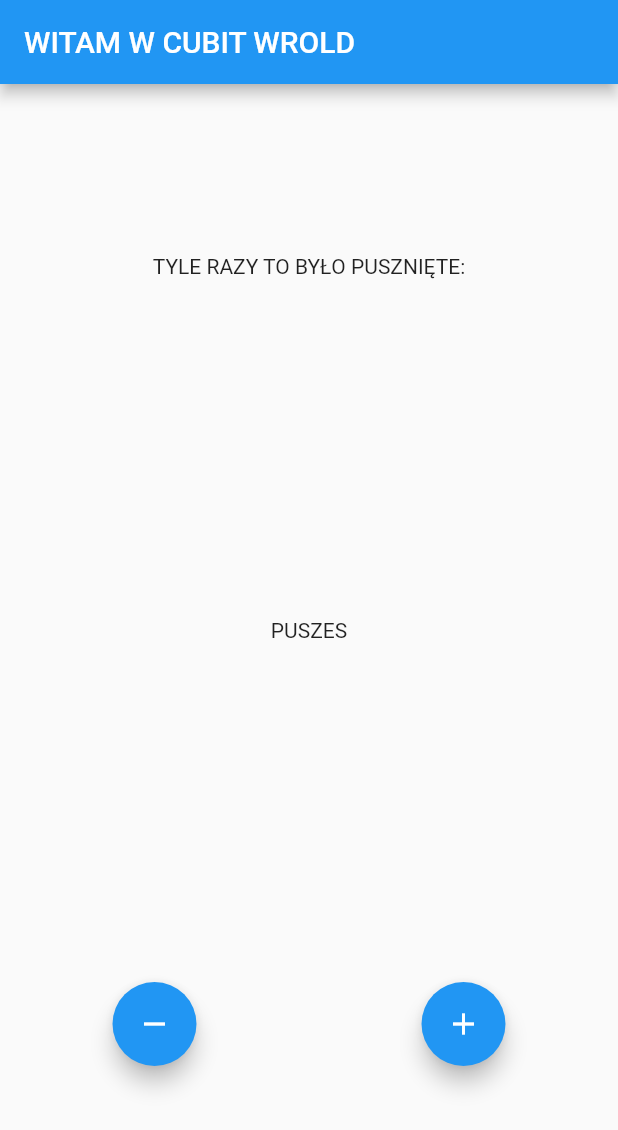
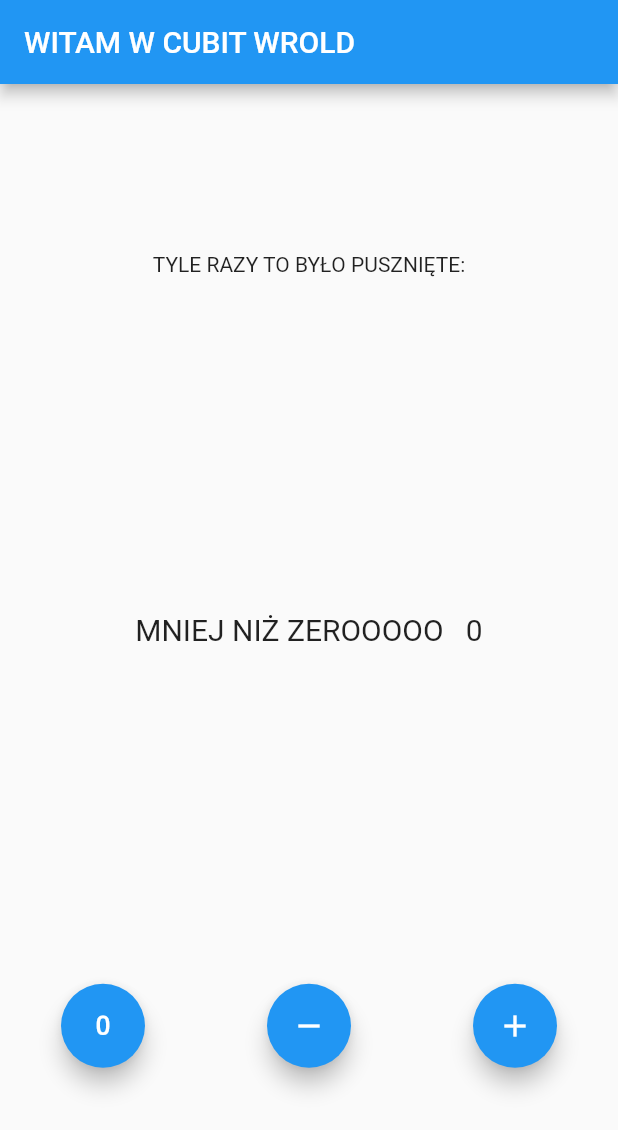
Before and after one commit to dsznycer/bloc_test, a Flutter app: the screen it shows after launch, on a phone screen of 412 x 824 dp. Shown: the top 1130 px of the screen. Run offline on Flutter 3.47's test engine with Material 2 defaults, Android fonts, the light colour scheme and no system bars; our stand-ins replace bloc, flutter_bloc.

Commit message:
new shit function

```diff
--- a/lib/cubit/counter_cubit.dart
+++ b/lib/cubit/counter_cubit.dart
@@ -6,6 +6,8 @@ part 'counter_state.dart';
 class CounterCubit extends Cubit<CounterState> {
   CounterCubit() : super(CounterState(counterValue: 0));
 
-  void increment() => emit(CounterState(counterValue: state.counterValue++));
-  void decrement() => emit(CounterState(counterValue: state.counterValue--));
+  void increment() => emit(CounterState(counterValue: state.counterValue + 1));
+  void decrement() => emit(CounterState(counterValue: state.counterValue - 1));
+
+  void zeroShit() => emit(CounterState(counterValue: state.counterValue = 0));
 }
--- a/lib/main.dart
+++ b/lib/main.dart
@@ -42,18 +42,48 @@ class _MyHomePageState extends State<MyHomePage> {
         mainAxisAlignment: MainAxisAlignment.spaceAround,
         children: [
           Text('TYLE RAZY TO BYŁO PUSZNIĘTE:'),
-          Text('PUSZES'),
+          BlocBuilder<CounterCubit, CounterState>(
+            builder: (context, state) {
+              if (state.counterValue < 0) {
+                return Text(
+                  "UUUU MINUSIKKK  " + state.counterValue.toString(),
+                  style: TextStyle(fontSize: 20),
+                );
+              } else if (state.counterValue == 0) {
+                return Text(
+                  "MNIEJ NIŻ ZEROOOOO   " + state.counterValue.toString(),
+                  style: TextStyle(fontSize: 20),
+                );
+              } else {
+                return Text(
+                  "UUUU PLUSIKKK  " + state.counterValue.toString(),
+                  style: TextStyle(fontSize: 20),
+                );
+              }
+              ;
+            },
+          ),
           Row(
             mainAxisAlignment: MainAxisAlignment.spaceAround,
             mainAxisSize: MainAxisSize.max,
             children: [
               FloatingActionButton(
-                onPressed: () {},
+                onPressed: () {
+                  BlocProvider.of<CounterCubit>(context).zeroShit();
+                },
+                child: Icon(Icons.exposure_zero),
+              ),
+              FloatingActionButton(
+                onPressed: () {
+                  BlocProvider.of<CounterCubit>(context).decrement();
+                },
                 tooltip: 'Decrement',
                 child: Icon(Icons.remove),
               ),
               FloatingActionButton(
-                onPressed: () {},
+                onPressed: () {
+                  BlocProvider.of<CounterCubit>(context).increment();
+                },
                 tooltip: 'Increment',
                 child: Icon(Icons.add),
               )
```
